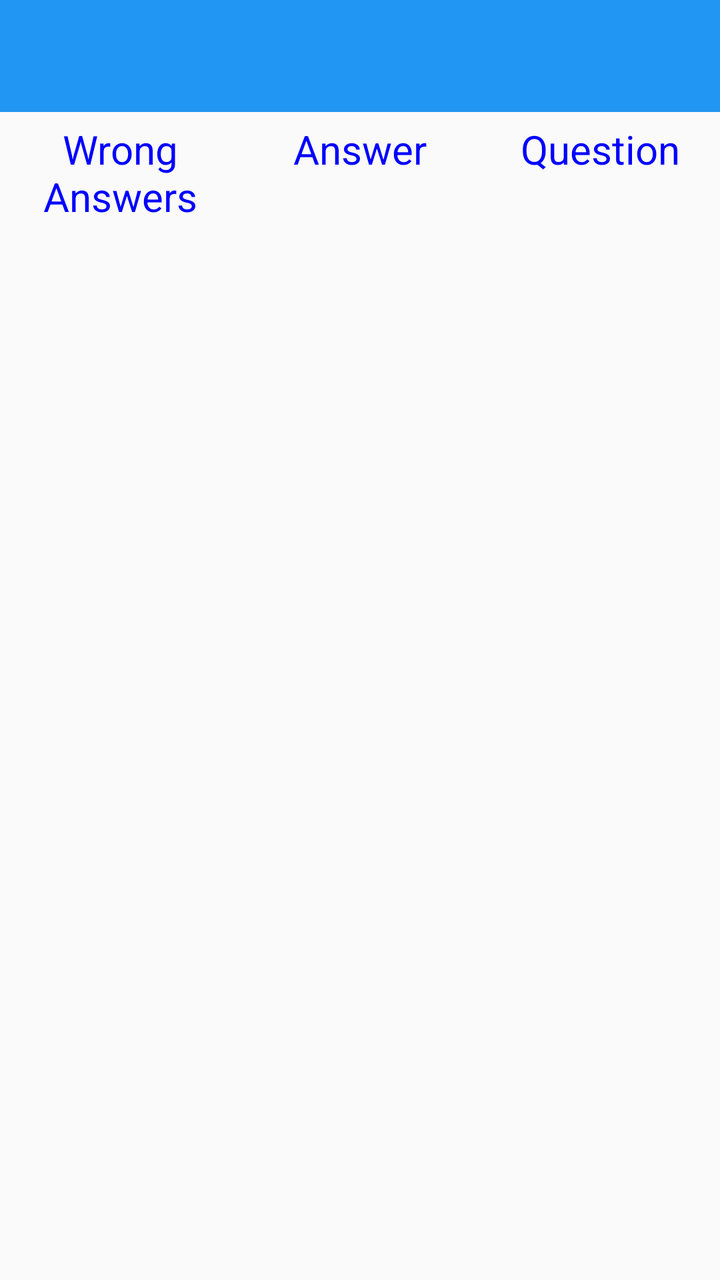
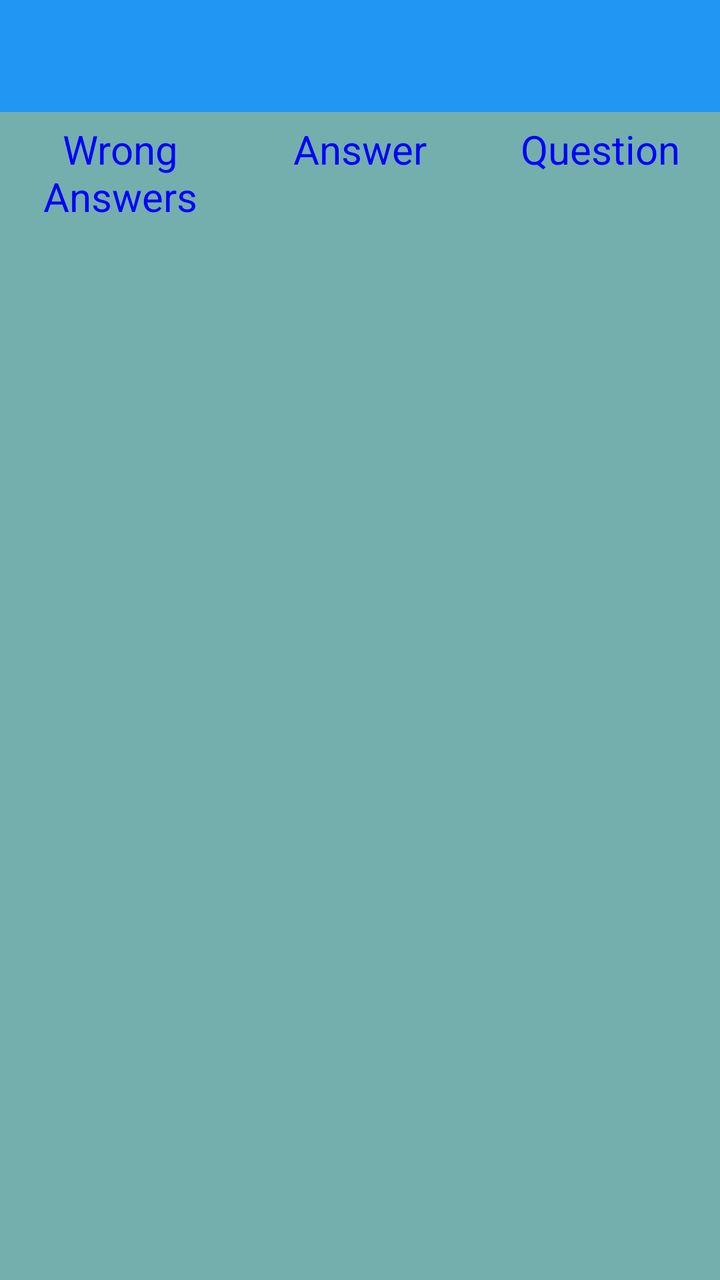

The first picture is an Android layout as it rendered before a commit; the second is the same layout after the commit. The layout source and the unified diff follow.
<!-- AndroidManifest.xml: application theme AppTheme -->
<!-- res/layout/activity_wrong_answers.xml -->
<?xml version="1.0" encoding="utf-8"?>
<LinearLayout xmlns:android="http://schemas.android.com/apk/res/android"
    android:orientation="vertical" android:layout_width="match_parent"
    android:layout_height="match_parent">
    <android.support.v7.widget.Toolbar xmlns:app="http://schemas.android.com/apk/res-auto"
        android:id="@+id/toolbar_main_activity"
        android:layout_width="fill_parent"
        android:layout_height="?attr/actionBarSize"
        android:background="?attr/colorPrimary"
        android:minHeight="?attr/actionBarSize"
        android:layout_marginBottom="5dp">

    </android.support.v7.widget.Toolbar>
    <LinearLayout
        android:layout_width="match_parent"
        android:layout_height="wrap_content"
        android:orientation="horizontal">
        <TextView
            android:layout_width="0dp"
            android:layout_height="wrap_content"
            android:layout_weight="1"
            android:textSize="20sp"
            android:text="@string/wrong_answers"
            android:gravity="center"
            android:textColor="#0000FF"/>
        <TextView
            android:layout_width="0dp"
            android:layout_height="wrap_content"
            android:layout_weight="1"
            android:textSize="20sp"
            android:text="@string/answer"
            android:gravity="center"
            android:textColor="#0000FF"/>
        <TextView
            android:layout_width="0dp"
            android:layout_height="wrap_content"
            android:layout_weight="1"
            android:textSize="20sp"
            android:text="@string/question"
            android:gravity="center"
            android:textColor="#0000FF"/>

    </LinearLayout>
    <ListView
        android:id="@+id/wrong_answer_list"
        android:layout_width="match_parent"
        android:layout_height="wrap_content"
        android:layout_centerInParent="true"
        android:layout_marginTop="10dp"
        android:cacheColorHint="#00000000"
        android:divider="#FF0000"
        android:dividerHeight="1dp"/>


</LinearLayout>
<!-- resources referenced by this layout -->
<resources>
  <string name="answer">Answer</string>
  <string name="question">Question</string>
  <string name="wrong_answers">Wrong Answers</string>
  <style name="AppTheme" parent="MyTheme.Base">
      </style>
  <style name="MyTheme.Base" parent="Theme.AppCompat.Light.DarkActionBar">
          <item name="windowNoTitle">true</item>
          <item name="windowActionBar">false</item>
          <item name="colorPrimary">#2196F3</item>
          <item name="colorPrimaryDark">#1976D2</item>
          <item name="colorAccent">#FF4081</item>
      </style>
</resources>

<!-- the commit's change to res/layout/activity_wrong_answers.xml (unified diff, before → after) -->
@@ -1,7 +1,8 @@
 <?xml version="1.0" encoding="utf-8"?>
 <LinearLayout xmlns:android="http://schemas.android.com/apk/res/android"
     android:orientation="vertical" android:layout_width="match_parent"
-    android:layout_height="match_parent">
+    android:layout_height="match_parent"
+    android:background="#74AFAD">
     <android.support.v7.widget.Toolbar xmlns:app="http://schemas.android.com/apk/res-auto"
         android:id="@+id/toolbar_main_activity"
         android:layout_width="fill_parent"
